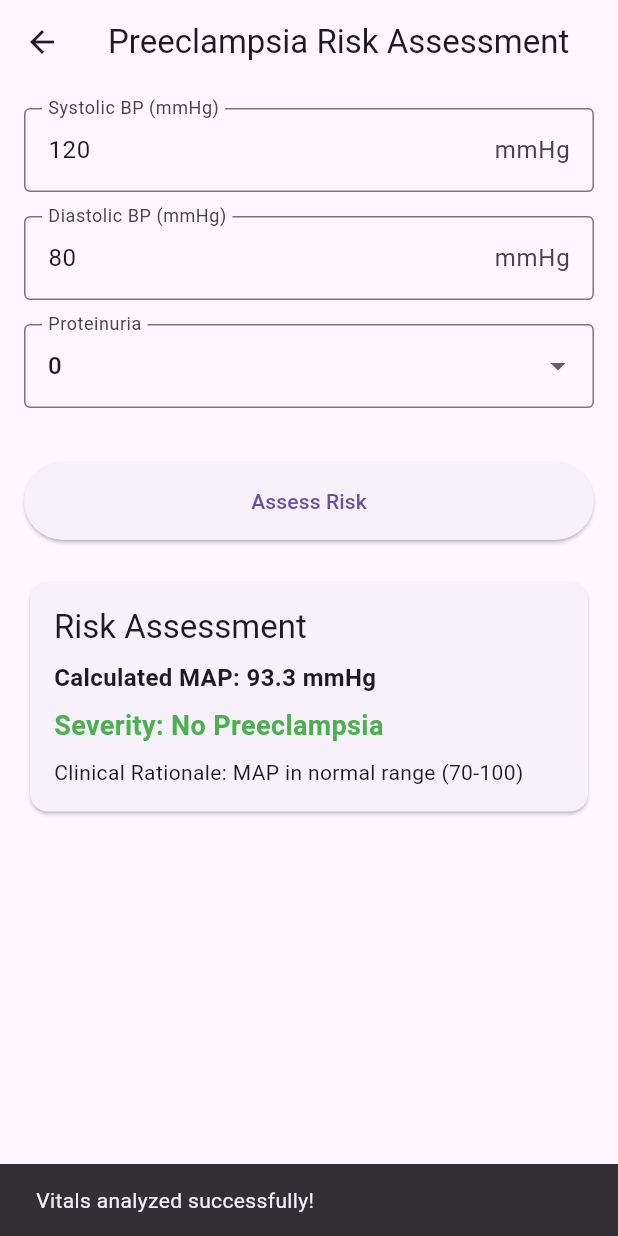
After one commit to AdikaNathaniel/FinalYearProject, a Flutter app: the VitalsInputPage screen opened directly, after a tap on "Assess Risk", on a phone screen of 412 x 824 dp. The commit adds this screen. Run offline on Flutter 3.47's test engine with Material 3 defaults, Android fonts, the light colour scheme and no system bars; our stand-ins replace appwrite, firebase_core, firebase_messaging, flutter_markdown, flutter_otp_text_field, fluttertoast and 8 more; missing offline and left inert: agora_rtc_engine, dart:html; accounts and stored records are empty.

Commit message:
vitals-input

```diff
--- a/patient_monitor_frontend-patient/lib/predictions.dart
+++ b/patient_monitor_frontend-patient/lib/predictions.dart
@@ -22,6 +22,7 @@ import 'preeclampsia-home.dart';
 import 'map.dart';
 import  'preeclampsia-live.dart';
 import 'glucose-monitor.dart';
+import 'vitals-input.dart';
 
 class PregnancyComplicationsPage extends StatefulWidget {
   final String userEmail;
@@ -211,6 +212,18 @@ class _PregnancyComplicationsPageState extends State<PregnancyComplicationsPage>
                 );
               },
             ),
+
+
+            ListTile(
+  leading: Icon(Icons.health_and_safety),
+  title: Text('Preeclampsia Risk Assessment'),
+  onTap: () {
+    Navigator.push(
+      context,
+      MaterialPageRoute(builder: (context) => VitalsInputPage()),
+    );
+  },
+)
           ],
         ),
       ),
--- /dev/null
+++ b/patient_monitor_frontend-patient/lib/vitals-input.dart
@@ -0,0 +1,318 @@
+import 'package:flutter/material.dart';
+
+void main() => runApp(MaterialApp(
+  title: 'Preeclampsia Monitor',
+  theme: ThemeData(primarySwatch: Colors.blue),
+  home: HomePage(),
+));
+
+class HomePage extends StatelessWidget {
+  @override
+  Widget build(BuildContext context) {
+    return Scaffold(
+      appBar: AppBar(title: Text('Preeclampsia Monitor')),
+      body: Center(
+        child: Column(
+          mainAxisAlignment: MainAxisAlignment.center,
+          children: [
+            Text(
+              'Preeclampsia Risk Assessment',
+              style: Theme.of(context).textTheme.headlineMedium,
+              textAlign: TextAlign.center,
+            ),
+            SizedBox(height: 30),
+            ElevatedButton(
+              onPressed: () {
+                Navigator.push(
+                  context,
+                  MaterialPageRoute(builder: (context) => VitalsInputPage()),
+                );
+              },
+              child: Text('Enter Vitals'),
+              style: ElevatedButton.styleFrom(
+                padding: EdgeInsets.symmetric(horizontal: 30, vertical: 15),
+              ),
+            ),
+          ],
+        ),
+      ),
+    );
+  }
+}
+
+class VitalsInputPage extends StatefulWidget {
+  @override
+  _VitalsInputPageState createState() => _VitalsInputPageState();
+}
+
+class _VitalsInputPageState extends State<VitalsInputPage> {
+  final _formKey = GlobalKey<FormState>();
+
+  double systolicBP = 120.0;
+  double diastolicBP = 80.0;
+  int proteinUrine = 0;
+  double? mapValue; // Added to store calculated MAP
+
+  // Hardcoded values
+  final double glucose = 90.0;
+  final double temperature = 36.5;
+  final int heartRate = 75;
+  final int spo2 = 98;
+
+  String? predictionResult;
+  String? clinicalRationale;
+
+  Future<void> _sendVitalsToKafka() async {
+    if (!_formKey.currentState!.validate()) return;
+    _formKey.currentState!.save();
+
+    // Calculate MAP
+    mapValue = (systolicBP + 2 * diastolicBP) / 3;
+
+    final vitalsData = {
+      'patientId': 'flutter-001',
+      'systolic': systolicBP,
+      'diastolic': diastolicBP,
+      'map': mapValue,
+      'proteinuria': proteinUrine,
+      'glucose': glucose,
+      'temperature': temperature,
+      'heartRate': heartRate,
+      'spo2': spo2,
+      'timestamp': DateTime.now().toUtc().toIso8601String(),
+    };
+
+    try {
+      // Simulate sending to Kafka
+      print('Simulating Kafka send: $vitalsData');
+
+      // Calculate clinical severity locally for immediate feedback
+      final severity = _calculateClinicalSeverity(mapValue!, proteinUrine, glucose);
+      setState(() {
+        predictionResult = severity['severity'];
+        clinicalRationale = severity['rationale'];
+      });
+
+      ScaffoldMessenger.of(context).showSnackBar(
+        SnackBar(content: Text('Vitals analyzed successfully!')),
+      );
+    } catch (e) {
+      ScaffoldMessenger.of(context).showSnackBar(
+        SnackBar(content: Text('Failed to analyze vitals: $e')),
+      );
+    }
+  }
+
+  Map<String, String> _calculateClinicalSeverity(double mapVal, int protein, double glucose) {
+    String severityNote = "";
+    if (glucose > 140) severityNote = " (Elevated Glucose)";
+    else if (glucose < 70) severityNote = " (Low Glucose)";
+
+    if (70 <= mapVal && mapVal <= 100) {
+      return {
+        'severity': 'No Preeclampsia',
+        'rationale': 'MAP in normal range (70-100)$severityNote'
+      };
+    } else if (107 <= mapVal && mapVal <= 113) {
+      return {
+        'severity': 'Mild',
+        'rationale': protein >= 1
+          ? 'MAP: ${mapVal.toStringAsFixed(1)} (107-113), Protein: $protein+ (≥1)$severityNote'
+          : 'MAP: ${mapVal.toStringAsFixed(1)} (107-113), Protein: $protein (below threshold)$severityNote'
+      };
+    } else if (114 <= mapVal && mapVal <= 129) {
+      return {
+        'severity': 'Moderate',
+        'rationale': protein >= 2
+          ? 'MAP: ${mapVal.toStringAsFixed(1)} (114-129), Protein: $protein+ (≥2)$severityNote'
+          : 'MAP: ${mapVal.toStringAsFixed(1)} (114-129), Protein: $protein (below threshold)$severityNote'
+      };
+    } else if (mapVal >= 130) {
+      return {
+        'severity': 'Severe',
+        'rationale': protein >= 2
+          ? 'MAP: ${mapVal.toStringAsFixed(1)} (≥130), Protein: $protein+ (≥2)$severityNote'
+          : 'MAP: ${mapVal.toStringAsFixed(1)} (≥130), Protein: $protein (below threshold)$severityNote'
+      };
+    } else if (101 <= mapVal && mapVal <= 106) {
+      return {
+        'severity': 'No Preeclampsia',
+        'rationale': 'MAP: ${mapVal.toStringAsFixed(1)} (101-106) - Borderline$severityNote'
+      };
+    }
+    return {
+      'severity': 'No Preeclampsia',
+      'rationale': 'MAP: ${mapVal.toStringAsFixed(1)} - Below thresholds$severityNote'
+    };
+  }
+
+  @override
+  Widget build(BuildContext context) {
+    return Scaffold(
+      appBar: AppBar(
+        title: Text('Preeclampsia Risk Assessment'),
+        leading: IconButton(
+          icon: Icon(Icons.arrow_back),
+          onPressed: () => Navigator.pop(context),
+        ),
+      ),
+      body: SingleChildScrollView(
+        padding: EdgeInsets.all(16.0),
+        child: Form(
+          key: _formKey,
+          child: Column(
+            crossAxisAlignment: CrossAxisAlignment.stretch,
+            children: [
+              _buildVitalInput(
+                'Systolic BP (mmHg)',
+                70, 200, systolicBP, (v) => systolicBP = v,
+                validator: (v) => (v != null && (v < 70 || v > 200)) ? 'Invalid range (70-200)' : null,
+              ),
+              _buildVitalInput(
+                'Diastolic BP (mmHg)',
+                40, 120, diastolicBP, (v) => diastolicBP = v,
+                validator: (v) => (v != null && (v < 40 || v > 120)) ? 'Invalid range (40-120)' : null,
+              ),
+              _buildDropdownInput(
+                'Proteinuria',
+                [0, 1, 2, 3, 4],
+                proteinUrine, (v) => proteinUrine = v!,
+              ),
+              SizedBox(height: 20),
+              // Card(
+              //   child: Padding(
+              //     padding: EdgeInsets.all(16),
+              //     child: Column(
+              //       crossAxisAlignment: CrossAxisAlignment.start,
+              //       children: [
+              //         Text(
+              //           'Automatically Collected Vitals',
+              //           style: Theme.of(context).textTheme.titleMedium,
+              //         ),
+              //         SizedBox(height: 8),
+              //         Text('Glucose: ${glucose.toStringAsFixed(1)} mg/dL'),
+              //         Text('Temperature: ${temperature.toStringAsFixed(1)}°C'),
+              //         Text('Heart Rate: $heartRate bpm'),
+              //         Text('SpO2: $spo2%'),
+              //       ],
+              //     ),
+              //   ),
+              // ),
+              // SizedBox(height: 20),
+              ElevatedButton(
+                onPressed: _sendVitalsToKafka,
+                child: Text('Assess Risk'),
+                style: ElevatedButton.styleFrom(
+                  padding: EdgeInsets.symmetric(vertical: 16),
+                ),
+              ),
+              if (predictionResult != null) ...[
+                SizedBox(height: 24),
+                Card(
+                  child: Padding(
+                    padding: EdgeInsets.all(16),
+                    child: Column(
+                      crossAxisAlignment: CrossAxisAlignment.start,
+                      children: [
+                        Text(
+                          'Risk Assessment',
+                          style: Theme.of(context).textTheme.titleLarge,
+                        ),
+                        SizedBox(height: 8),
+                        Text(
+                          'Calculated MAP: ${mapValue?.toStringAsFixed(1)} mmHg',
+                          style: TextStyle(
+                            fontSize: 16,
+                            fontWeight: FontWeight.bold,
+                          ),
+                        ),
+                        SizedBox(height: 8),
+                        Text(
+                          'Severity: ${predictionResult!}',
+                          style: TextStyle(
+                            fontSize: 18,
+                            fontWeight: FontWeight.bold,
+                            color: _getSeverityColor(predictionResult!),
+                          ),
+                        ),
+                        SizedBox(height: 8),
+                        Text('Clinical Rationale: $clinicalRationale'),
+                      ],
+                    ),
+                  ),
+                ),
+              ],
+            ],
+          ),
+        ),
+      ),
+    );
+  }
+
+  Color _getSeverityColor(String severity) {
+    switch (severity) {
+      case 'Severe': return Colors.red;
+      case 'Moderate': return Colors.orange;
+      case 'Mild': return Colors.yellow[700]!;
+      default: return Colors.green;
+    }
+  }
+
+  Widget _buildVitalInput(
+    String label,
+    double min,
+    double max,
+    double value,
+    Function(double) onSaved, {
+    String? Function(double?)? validator,
+  }) {
+    return Padding(
+      padding: EdgeInsets.only(bottom: 16),
+      child: TextFormField(
+        decoration: InputDecoration(
+          labelText: label,
+          border: OutlineInputBorder(),
+          suffixText: 'mmHg',
+        ),
+        initialValue: value.toStringAsFixed(0),
+        keyboardType: TextInputType.number,
+        validator: (v) {
+          if (v == null || v.isEmpty) return 'Please enter a value';
+          final numValue = double.tryParse(v);
+          if (numValue == null) return 'Please enter a valid number';
+          return validator?.call(numValue);
+        },
+        onSaved: (v) => onSaved(double.parse(v!)),
+      ),
+    );
+  }
+
+  Widget _buildDropdownInput<T>(
+    String label,
+    List<T> options,
+    T value,
+    Function(T?) onSaved,
+  ) {
+    return Padding(
+      padding: EdgeInsets.only(bottom: 16),
+      child: DropdownButtonFormField<T>(
+        decoration: InputDecoration(
+          labelText: label,
+          border: OutlineInputBorder(),
+        ),
+        value: value,
+        items: options.map((T value) {
+          return DropdownMenuItem<T>(
+            value: value,
+            child: Text(value.toString()),
+          );
+        }).toList(),
+        onChanged: (T? newValue) {
+          setState(() {
+            onSaved(newValue);
+          });
+        },
+      ),
+    );
+  }
+}
--- a/patient_monitor_frontend-patient/pubspec.yaml
+++ b/patient_monitor_frontend-patient/pubspec.yaml
@@ -63,6 +63,7 @@ dependencies:
   url_launcher: ^6.3.1
   flutter_dotenv: ^5.2.1
   animated_marker: ^0.1.4
+  flutter_kafka: ^0.0.1
 
 
 
```
Also changed, not shown: patient_monitor_frontend-patient/pubspec.lock.
